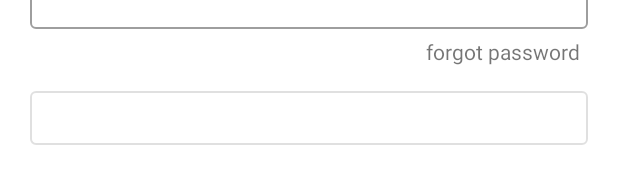
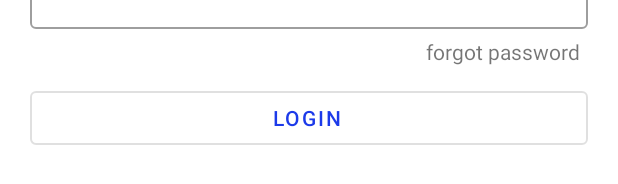
Before and after one commit to brianwangocho/kttia, an Android app: the layout activity_login.xml on its own in the app's theme, with its tools: preview values and no code run, on a phone screen of 412 x 824 dp. Shown: the part 560-744 px from the top of the screen. Run offline under Robolectric (Android 15) with nearby library versions, the phone set to English and light mode, and no system bars.

```diff
--- a/app/build.gradle
+++ b/app/build.gradle
@@ -23,9 +23,7 @@ android {
         }
     }
 
-    dataBinding{
-        enabled = true
-    }
+
 }
 
 dependencies {
--- a/app/src/main/res/layout/activity_login.xml
+++ b/app/src/main/res/layout/activity_login.xml
@@ -1,13 +1,4 @@
 <?xml version="1.0" encoding="utf-8"?>
-
-<layout>
-    <data>
-        <variable name="userviewmodel"
-                  type="com.example.budgetia.loginui.UserViewModel"/>
-    </data>
-
-
-
     <LinearLayout
             xmlns:android="http://schemas.android.com/apk/res/android"
             xmlns:tools="http://schemas.android.com/tools"
@@ -49,7 +40,7 @@
             <com.google.android.material.textfield.TextInputLayout
                     android:layout_width="match_parent"
                     android:layout_height="wrap_content"
-                    android:id="@+id/username"
+                    android:id="@+id/login_username"
                     android:hint="enter user number"
                     style="@style/Widget.MaterialComponents.TextInputLayout.OutlinedBox"
 
@@ -58,7 +49,6 @@
                         android:layout_width="match_parent"
                         android:layout_height="wrap_content"
                         android:inputType="text"
-                        android:text="@={userviewmodel.inputEmail}"
                         android:transitionName="username-transition"
                 />
             </com.google.android.material.textfield.TextInputLayout>
@@ -67,7 +57,7 @@
             <com.google.android.material.textfield.TextInputLayout
                     android:layout_width="match_parent"
                     android:layout_height="wrap_content"
-                    android:id="@+id/password"
+                    android:id="@+id/login_password"
                     app:passwordToggleEnabled="true"
                     android:hint="enter password"
                     style="@style/Widget.MaterialComponents.TextInputLayout.OutlinedBox"
@@ -77,7 +67,6 @@
                         android:inputType="textPassword"
                         android:layout_width="match_parent"
                         android:layout_height="wrap_content"
-                        android:text="@={userviewmodel.inputPassword}"
                         android:transitionName="password-transition"
                 />
             </com.google.android.material.textfield.TextInputLayout>
@@ -96,11 +85,10 @@
                     android:layout_width="match_parent"
                     android:layout_height="wrap_content"
                     android:id="@+id/loginButton"
-                    android:text="@={userviewmodel.loginButtonText}"
+                    android:text="Login"
                     style="@style/Widget.MaterialComponents.Button.OutlinedButton.Icon"
                     android:layout_marginTop="5dp"
                     android:textColor="@color/colorPrimary"
-                    android:onClick="@{()->userviewmodel.loginUser()}"
                     android:layout_marginBottom="5dp"
                     android:transitionName="button-transition"
 
@@ -110,4 +98,3 @@
 
 
     </LinearLayout>
-</layout>
```
Also changed, not shown: app/src/main/java/com/example/budgetia/loginui/Login.kt (+26 -14 lines), app/src/main/java/com/example/budgetia/loginui/UserViewModel.kt (+3 -20 lines).
